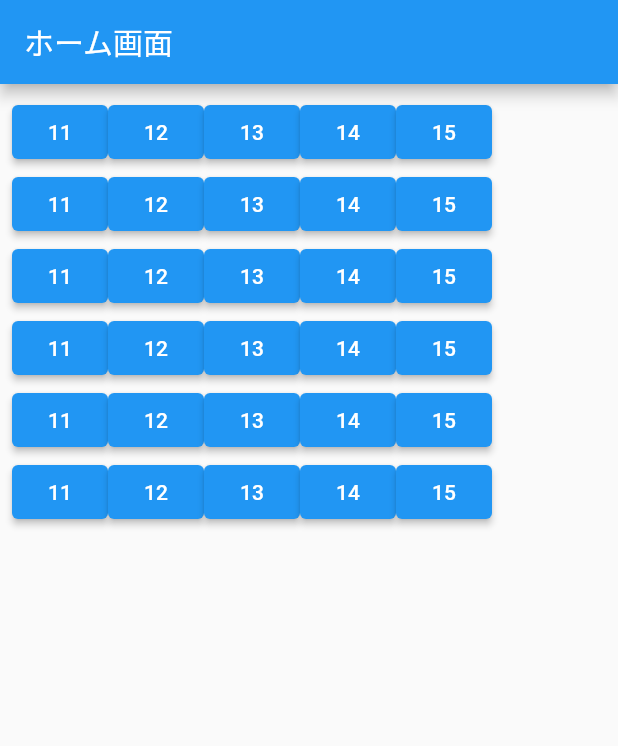
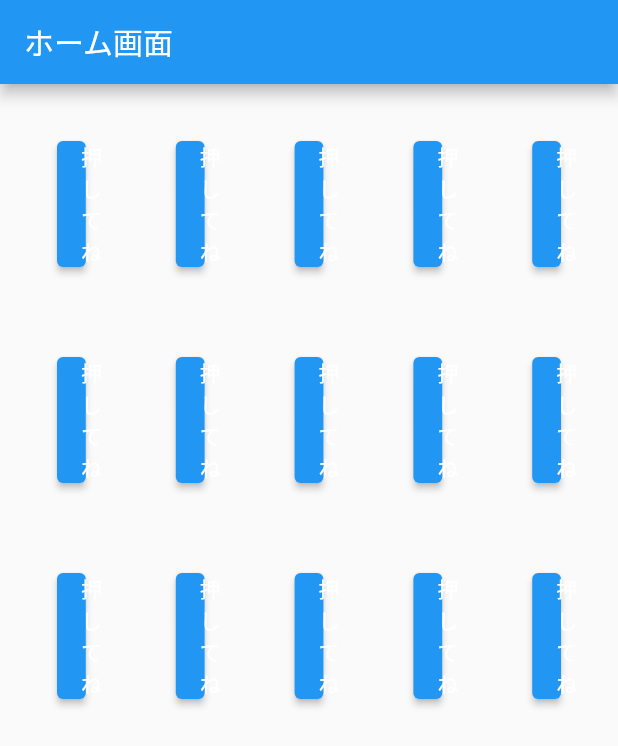
Before and after one commit to SetoJunji/transition, a Flutter app: the screen it shows after launch, after a tap on the "add" icon, on a phone screen of 412 x 824 dp. Shown: the top 746 px of the screen. Run offline on Flutter 3.47's test engine with Material 2 defaults, Android fonts, the phone set to English and light mode, and no system bars.

Commit message:
グローバル変数に画面遷移の関数を登録しておく

```diff
--- a/lib/HomePage.dart
+++ b/lib/HomePage.dart
@@ -31,7 +31,8 @@ Row testRow(){
 }
 
 Column testCol(){
-  Column x = Column(children: [testRow(),testRow(),testRow(),testRow(),testRow(),testRow(),]);
+  //Column x = Column(children: [testRow(),testRow(),testRow(),testRow(),testRow(),testRow(),]);
+  Column x = Column(children: bll());
   return x;
 }
 
@@ -58,6 +59,6 @@ class _HomePageFulState extends State<HomePageFul> {
 class TestPage extends StatelessWidget{
   @override
   Widget build(BuildContext context){
-    return Scaffold(body: Container(child: Text('これは表示されるのか?'),),);
+    return Scaffold(body:homeButton());
   }
 }
--- a/lib/PlayPage.dart
+++ b/lib/PlayPage.dart
@@ -1,4 +1,5 @@
 import 'package:flutter/material.dart';
+import 'package:transition/global.dart';
 
 
 class PlayPage extends StatelessWidget {
@@ -22,7 +23,7 @@ class _HomePage2State extends State<HomePage2> {
       appBar: AppBar(
         title: Text('プレイ画面'),
       ),
-      body: Center(child:Text('タイマーとかボタンとかあれこれ')),
+      body: homeButton(),
     );
   }
 }
--- a/lib/global.dart
+++ b/lib/global.dart
@@ -19,3 +19,32 @@ var routeMap = {
   '/c': (BuildContext context) => TestPage(),
 
 };
+
+
+var il = List<int>.filled(30,0);
+
+void Function() goToHome(BuildContext context){
+  return (){Navigator.of(context).pushNamed('/a');};
+}
+
+void Function() funTest = (){print('何の行き先も指定されていません');};
+
+
+
+void Function() goToRes(BuildContext context){
+  return (){Navigator.of(context).pushNamed('/b');};
+}
+void Function() funTestret = (){print('何の行き先も指定されていません');};
+
+
+void Function() goToTest(BuildContext context){
+  return (){Navigator.of(context).pushNamed('/c');};
+}
+void Function() funTestTest = (){print('何の行き先も指定されていません');};
+
+ElevatedButton homeButton(){
+  return ElevatedButton(
+      onPressed:(){funTest();},
+      child: Text('ホーム画面に戻るボタン'),
+  );
+}
--- a/lib/main.dart
+++ b/lib/main.dart
@@ -3,6 +3,9 @@ import 'global.dart';
 
 //アイコンを変えてみたかった...
 void main() {
+  for(var i=0;i<30;i++){il[i] = i+1;}
+  il.shuffle();
+  //for(var i=0;i<30;i++){print(il[i]);}
   runApp(App());
 }
 
@@ -71,7 +74,11 @@ class _MyHomePageState extends State<MyHomePage> {
 
   void _incrementCounter() {
     setState(() {
-      Navigator.of(context).pushNamed('/a');
+      funTestTest = goToTest(context);//この時点でのコンテクストに何の意味が有るのか?
+      funTestret = goToRes(context);
+      funTest = goToHome(context);
+      funTest();
+      //Navigator.of(context).pushNamed('/a');
       _counter++;
     });
   }
--- a/lib/panel.dart
+++ b/lib/panel.dart
@@ -1,15 +1,44 @@
 import 'package:flutter/material.dart';
+import 'package:flutter/widgets.dart';
 import 'global.dart';
 
+List<Container> butL(){
+	List<Container> x = [];
+	for(var i=0;i<5;i++){x.add(Container(child: Text((i+1).toString())));}
+	return x;
+}
+
+Expanded card(int id){
+	return Expanded(flex: 1,child: Container(padding: EdgeInsets.all(30),child:ElevatedButton(onPressed:(){print(id);if(id==1){funTestTest();return;}funTestret();return;},child: Text('押してね'),)));
+}
+
+List<Expanded> lf(){
+	List<Expanded> x = [];
+	for(var i=0;i<5;i++){x.add(card(i+1));}
+	return x;
+}
 List<Widget> brl(){var x = [];return x;}
 Widget rs(){return Column(children: brl(),);}
 
-List<Widget> bll(){
-	var x = [];
-	for(var i=0;i<5;i++){x.add(Container(child: Text(i.toString()),));}
+Row row(){
+	return Row(children: lf());
+	return Row(children: [card(0),card(7)]);
+}
+
+List<Row> bll(){
+	List<Row> x = [row(),row(),row()];
+	//print('hello');
+	//for(var i=0;i<6;i++){for(var j=0;j<5;j++){x.add(Row(children: [Container(child: Text('X'),)],));}}
+	print('bye');
 	return x;
 }
-Widget cs(){return Column(children: bll(),);}
+Column cs(){
+
+	return Column(children: bll());
+	//return Column(children: [Container(child: Text(il[0].toString()),)]);
+	//return Column(children: bll());
+	print('next');
+}
 
 
 Widget panel(){
```
